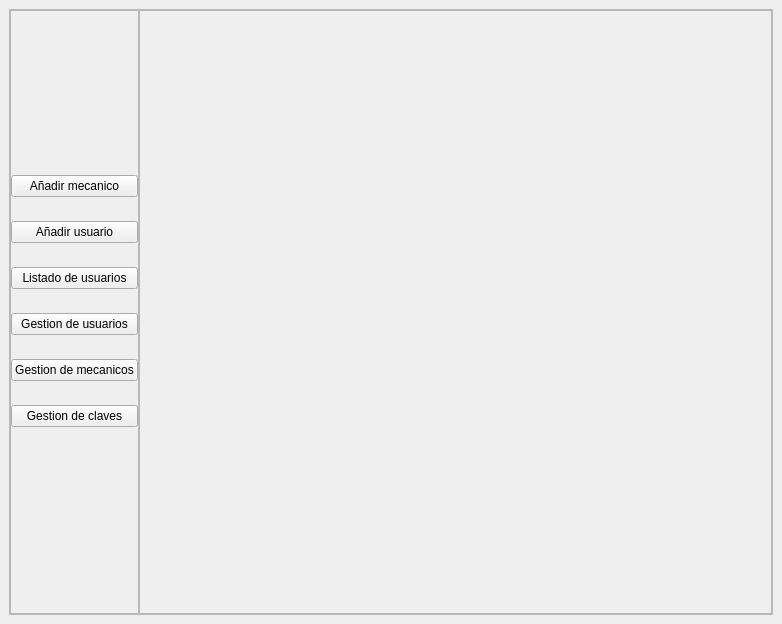
First picture: the form in views/main.ui, repository Alaan20/TP_FINAL-POO, before the edit.
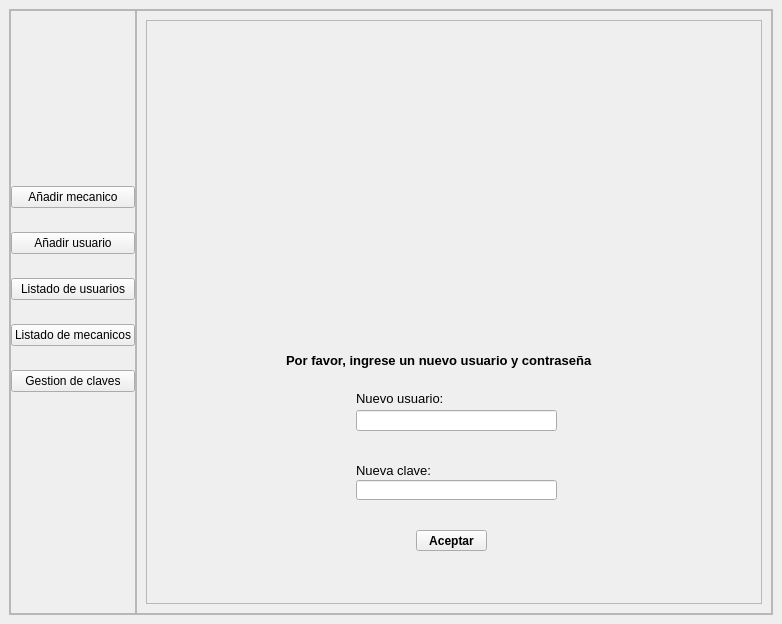
Second picture: the form after the edit. The open tabs and pages were chosen to show the change. Icons and pictures are not drawn.

```diff
--- a/views/main.ui
+++ b/views/main.ui
@@ -68,7 +68,7 @@
          <property name="frameShadow">
           <enum>QFrame::Raised</enum>
          </property>
-         <layout class="QVBoxLayout" name="verticalLayout_2" stretch="0,0,0,0,0,2,0,0,0">
+         <layout class="QVBoxLayout" name="verticalLayout_2" stretch="0,0,0,0,2,0,0">
           <property name="spacing">
            <number>24</number>
           </property>
@@ -97,16 +97,6 @@
             </property>
            </spacer>
           </item>
-          <item>
-           <widget class="QFrame" name="frame_3">
-            <property name="frameShape">
-             <enum>QFrame::StyledPanel</enum>
-            </property>
-            <property name="frameShadow">
-             <enum>QFrame::Raised</enum>
-            </property>
-           </widget>
-          </item>
           <item>
            <widget class="QPushButton" name="pushButton_6">
             <property name="text">
@@ -143,7 +133,7 @@
           <item>
            <widget class="QPushButton" name="pushButton_3">
             <property name="text">
-             <string>Gestion de usuarios</string>
+             <string>Listado de mecanicos</string>
             </property>
             <property name="icon">
              <iconset>
@@ -151,17 +141,6 @@
             </property>
            </widget>
           </item>
-          <item>
-           <widget class="QPushButton" name="pushButton_2">
-            <property name="text">
-             <string>Gestion de mecanicos</string>
-            </property>
-            <property name="icon">
-             <iconset>
-              <normaloff>../icons/advanced_normal_hover.png</normaloff>../icons/advanced_normal_hover.png</iconset>
-            </property>
-           </widget>
-          </item>
           <item>
            <widget class="QPushButton" name="pushButton">
             <property name="text">
@@ -227,7 +206,7 @@
              <bool>false</bool>
             </property>
             <property name="currentIndex">
-             <number>2</number>
+             <number>1</number>
             </property>
             <widget class="QWidget" name="page_mecanic">
              <widget class="QFrame" name="frame_25">
@@ -316,30 +295,6 @@
                </rect>
               </property>
               <layout class="QHBoxLayout" name="horizontalLayout_17">
-               <item>
-                <spacer name="horizontalSpacer_29">
-                 <property name="orientation">
-                  <enum>Qt::Horizontal</enum>
-                 </property>
-                 <property name="sizeHint" stdset="0">
-                  <size>
-                   <width>40</width>
-                   <height>20</height>
-                  </size>
-                 </property>
-                </spacer>
-               </item>
-               <item>
-                <widget class="QPushButton" name="pushButton_18">
-                 <property name="text">
-                  <string>Añadir</string>
-                 </property>
-                 <property name="icon">
-                  <iconset>
-                   <normaloff>../icons/add_normal_hover.png</normaloff>../icons/add_normal_hover.png</iconset>
-                 </property>
-                </widget>
-               </item>
                <item>
                 <spacer name="horizontalSpacer_30">
                  <property name="orientation">
@@ -707,30 +662,6 @@
                </rect>
               </property>
               <layout class="QHBoxLayout" name="horizontalLayout_11">
-               <item>
-                <spacer name="horizontalSpacer_15">
-                 <property name="orientation">
-                  <enum>Qt::Horizontal</enum>
-                 </property>
-                 <property name="sizeHint" stdset="0">
-                  <size>
-                   <width>40</width>
-                   <height>20</height>
-                  </size>
-                 </property>
-                </spacer>
-               </item>
-               <item>
-                <widget class="QPushButton" name="pushButton_1">
-                 <property name="text">
-                  <string>Añadir</string>
-                 </property>
-                 <property name="icon">
-                  <iconset>
-                   <normaloff>../icons/add_normal_hover.png</normaloff>../icons/add_normal_hover.png</iconset>
-                 </property>
-                </widget>
-               </item>
                <item>
                 <spacer name="horizontalSpacer_16">
                  <property name="orientation">
@@ -1882,7 +1813,174 @@
              </widget>
             </widget>
             <widget class="QWidget" name="page_gestion_user">
-             <layout class="QHBoxLayout" name="horizontalLayout_5"/>
+             <layout class="QHBoxLayout" name="horizontalLayout_5">
+              <item>
+               <widget class="QFrame" name="frame_2">
+                <property name="frameShape">
+                 <enum>QFrame::StyledPanel</enum>
+                </property>
+                <property name="frameShadow">
+                 <enum>QFrame::Raised</enum>
+                </property>
+                <widget class="QLabel" name="password_7">
+                 <property name="geometry">
+                  <rect>
+                   <x>210</x>
+                   <y>440</y>
+                   <width>201</width>
+                   <height>20</height>
+                  </rect>
+                 </property>
+                 <property name="font">
+                  <font>
+                   <pointsize>10</pointsize>
+                   <weight>50</weight>
+                   <bold>false</bold>
+                  </font>
+                 </property>
+                 <property name="text">
+                  <string>Nueva clave:</string>
+                 </property>
+                </widget>
+                <widget class="QLineEdit" name="password1">
+                 <property name="geometry">
+                  <rect>
+                   <x>210</x>
+                   <y>460</y>
+                   <width>201</width>
+                   <height>20</height>
+                  </rect>
+                 </property>
+                 <property name="font">
+                  <font>
+                   <stylestrategy>PreferDefault</stylestrategy>
+                  </font>
+                 </property>
+                 <property name="tabletTracking">
+                  <bool>true</bool>
+                 </property>
+                 <property name="contextMenuPolicy">
+                  <enum>Qt::ActionsContextMenu</enum>
+                 </property>
+                 <property name="autoFillBackground">
+                  <bool>false</bool>
+                 </property>
+                 <property name="inputMethodHints">
+                  <set>Qt::ImhHiddenText|Qt::ImhNoAutoUppercase|Qt::ImhNoPredictiveText|Qt::ImhSensitiveData</set>
+                 </property>
+                 <property name="text">
+                  <string/>
+                 </property>
+                 <property name="echoMode">
+                  <enum>QLineEdit::Password</enum>
+                 </property>
+                 <property name="dragEnabled">
+                  <bool>true</bool>
+                 </property>
+                 <property name="clearButtonEnabled">
+                  <bool>true</bool>
+                 </property>
+                </widget>
+                <widget class="QLabel" name="user_8">
+                 <property name="geometry">
+                  <rect>
+                   <x>210</x>
+                   <y>370</y>
+                   <width>101</width>
+                   <height>16</height>
+                  </rect>
+                 </property>
+                 <property name="font">
+                  <font>
+                   <pointsize>10</pointsize>
+                   <weight>50</weight>
+                   <bold>false</bold>
+                  </font>
+                 </property>
+                 <property name="text">
+                  <string>Nuevo usuario:</string>
+                 </property>
+                </widget>
+                <widget class="QPushButton" name="log_in_1">
+                 <property name="enabled">
+                  <bool>true</bool>
+                 </property>
+                 <property name="geometry">
+                  <rect>
+                   <x>270</x>
+                   <y>510</y>
+                   <width>71</width>
+                   <height>21</height>
+                  </rect>
+                 </property>
+                 <property name="font">
+                  <font>
+                   <weight>75</weight>
+                   <italic>false</italic>
+                   <bold>true</bold>
+                   <underline>false</underline>
+                   <strikeout>false</strikeout>
+                  </font>
+                 </property>
+                 <property name="text">
+                  <string>Aceptar</string>
+                 </property>
+                </widget>
+                <widget class="QLineEdit" name="user1">
+                 <property name="geometry">
+                  <rect>
+                   <x>210</x>
+                   <y>390</y>
+                   <width>201</width>
+                   <height>21</height>
+                  </rect>
+                 </property>
+                 <property name="mouseTracking">
+                  <bool>true</bool>
+                 </property>
+                </widget>
+                <widget class="QLabel" name="label_6">
+                 <property name="geometry">
+                  <rect>
+                   <x>140</x>
+                   <y>330</y>
+                   <width>331</width>
+                   <height>20</height>
+                  </rect>
+                 </property>
+                 <property name="font">
+                  <font>
+                   <pointsize>10</pointsize>
+                   <weight>75</weight>
+                   <bold>true</bold>
+                  </font>
+                 </property>
+                 <property name="text">
+                  <string>Por favor, ingrese un nuevo usuario y contraseña</string>
+                 </property>
+                </widget>
+                <widget class="QLabel" name="label">
+                 <property name="geometry">
+                  <rect>
+                   <x>150</x>
+                   <y>60</y>
+                   <width>301</width>
+                   <height>241</height>
+                  </rect>
+                 </property>
+                 <property name="text">
+                  <string/>
+                 </property>
+                 <property name="pixmap">
+                  <pixmap>../icons/login.svg</pixmap>
+                 </property>
+                 <property name="scaledContents">
+                  <bool>true</bool>
+                 </property>
+                </widget>
+               </widget>
+              </item>
+             </layout>
             </widget>
            </widget>
           </item>
```
